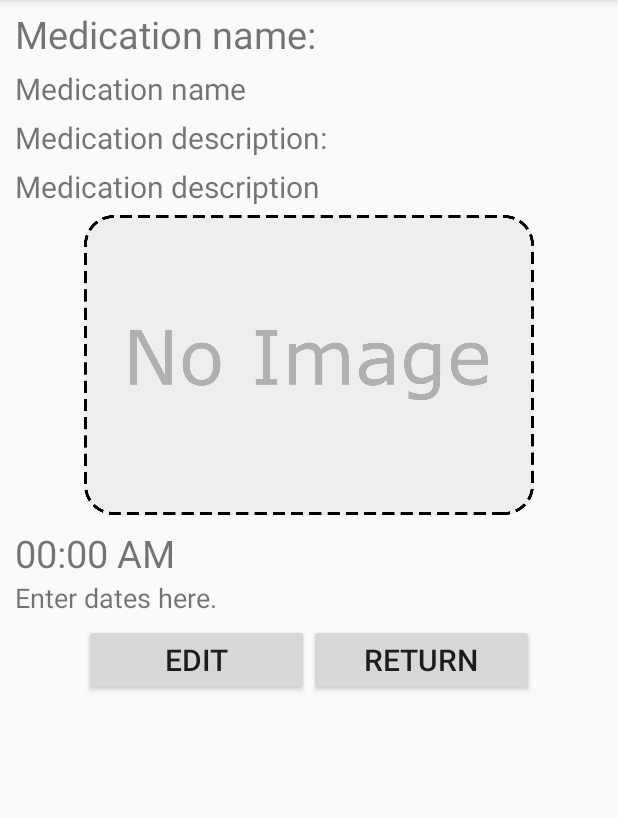
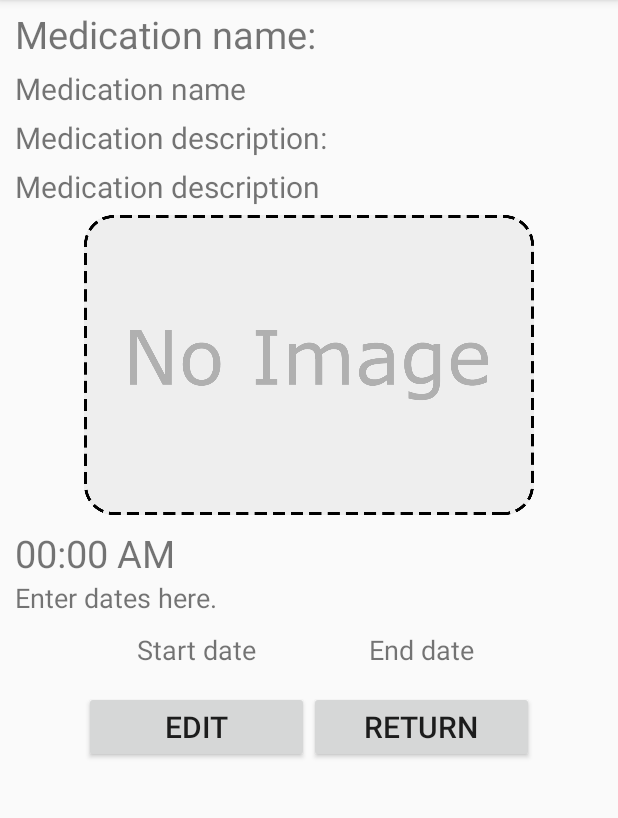
Before and after one commit to iightshade/Orbital-iCare, an Android app: the MedicationViewer screen opened directly, with no data from a screen before it, on a phone screen of 412 x 824 dp, the part 84-902 px from its top. Run offline under Robolectric (Android 15) with nearby library versions, the phone set to English and light mode, and no system bars; our stand-ins replace Firebase (no records; nobody signed in at launch, a user with empty details on screens opened directly); 17 statements that could not run were skipped.

Commit message:
Added some preventive methods for incorect start and end dates. Added more functionality for start and end dates.

```diff
--- a/app/src/main/java/com/logcat/example/pc/orbitalproj/Medication.java
+++ b/app/src/main/java/com/logcat/example/pc/orbitalproj/Medication.java
@@ -23,7 +23,6 @@ public class Medication extends Object implements Parcelable {
     private Integer medicationEndDay;
 
     private ArrayList<Boolean> medicationDays;
-
 
     public Medication(String medicationId,
                       String medicationTitle,
--- a/app/src/main/java/com/logcat/example/pc/orbitalproj/MedicationFragment.java
+++ b/app/src/main/java/com/logcat/example/pc/orbitalproj/MedicationFragment.java
@@ -12,6 +12,7 @@ import android.support.v4.app.Fragment;
 import android.support.v7.app.AlertDialog;
 import android.support.v7.view.ContextThemeWrapper;
 import android.support.v7.widget.PopupMenu;
+import android.util.Log;
 import android.view.LayoutInflater;
 import android.view.MenuItem;
 import android.view.View;
@@ -91,6 +92,7 @@ public class MedicationFragment extends Fragment {
                 for (DataSnapshot categoriesSnapShot : dataSnapshot.getChildren()) {
 
                     temp = categoriesSnapShot.getValue(Medication.class);
+
                     tempList.add(temp);
 
                 }
@@ -222,4 +224,5 @@ public class MedicationFragment extends Fragment {
 
     }
 
+
 }
--- a/app/src/main/res/layout/medication_viewer_layout.xml
+++ b/app/src/main/res/layout/medication_viewer_layout.xml
@@ -86,7 +86,7 @@
                 android:textSize="25sp" />
 
             <TextView
-                android:id="@+id/datesText"
+                android:id="@+id/daysText"
                 android:layout_width="match_parent"
                 android:layout_height="wrap_content"
                 android:layout_alignParentStart="true"
@@ -97,9 +97,40 @@
                 android:textSize="18sp" />
 
             <LinearLayout
+                android:id="@+id/datesView"
                 android:layout_width="wrap_content"
                 android:layout_height="wrap_content"
-                android:layout_below="@+id/datesText"
+                android:paddingTop="10dp"
+                android:paddingBottom="10dp"
+                android:layout_below="@id/daysText"
+                android:layout_centerHorizontal="true"
+                android:orientation="horizontal">
+
+                <TextView
+                    android:id="@+id/startDateText"
+                    android:layout_width="150dp"
+                    android:layout_height="wrap_content"
+                    android:text="Start date"
+                    android:gravity="center"
+                    android:layout_gravity="center"
+                    android:textSize="18sp"/>
+
+                <TextView
+                    android:id="@+id/endDateText"
+                    android:layout_width="150dp"
+                    android:layout_height="wrap_content"
+                    android:text="End date"
+                    android:gravity="center"
+                    android:layout_gravity="center"
+                    android:textSize="18sp"/>
+
+
+            </LinearLayout>
+
+            <LinearLayout
+                android:layout_width="wrap_content"
+                android:layout_height="wrap_content"
+                android:layout_below="@+id/datesView"
                 android:layout_marginTop="5dp"
                 android:layout_centerHorizontal="true"
                 android:orientation="horizontal">
```
Also changed, not shown: app/src/main/java/com/logcat/example/pc/orbitalproj/MedicationEdit.java (+10 -8 lines), app/src/main/java/com/logcat/example/pc/orbitalproj/MedicationViewAdapter.java (+26 -1 lines), app/src/main/java/com/logcat/example/pc/orbitalproj/MedicationViewer.java (+75 -14 lines), app/src/main/res/layout/medication_frame.xml (+9 -0 lines).
